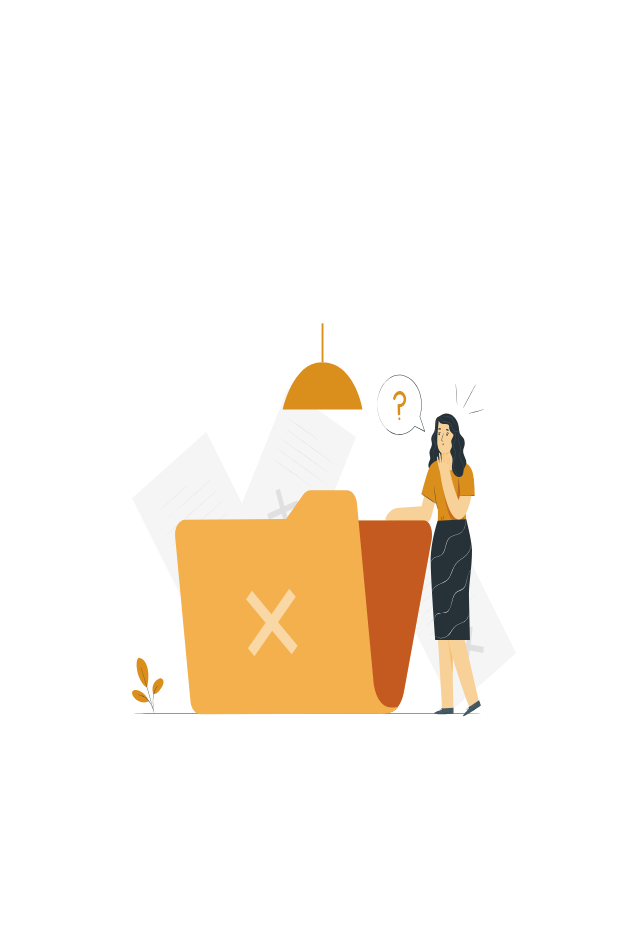
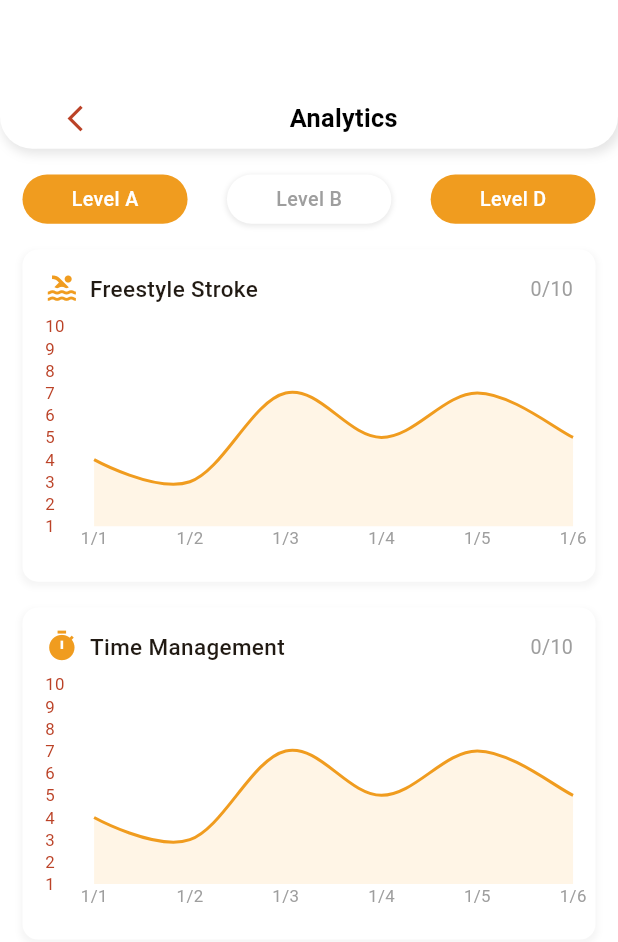
Before and after one commit to AnnotexCo/Hola-Academy, a Flutter app: the ProfileScreen screen opened by its route, after a tap on "Analytics", on a phone screen of 412 x 824 dp. Shown: the top 942 px of the screen. Run offline on Flutter 3.47's test engine with Material 3 defaults, Android fonts, the phone set to English and light mode, and no system bars; drawn by our look-alikes of fl_chart; our stand-ins replace dropdown_button2, easy_date_timeline, flutter_screenutil, flutter_svg, image_picker, scroll_snap_list and 1 more; network calls fail; project files that could hold a hidden picture were left out.

Commit message:
build: :sparkles: build analyticsSkillsScreen

```diff
--- a/lib/core/Routing/app_router.dart
+++ b/lib/core/Routing/app_router.dart
@@ -12,6 +12,7 @@ import 'package:hola_academy/features/onboarding/onbording.dart';
 import 'package:hola_academy/features/profile/UI/contact_us_screen.dart';
 import 'package:hola_academy/features/profile/UI/personal_info_screen.dart';
 import 'package:hola_academy/features/profile/UI/profile_screen.dart';
+import '../../features/analytics/UI/analytics_skills_screen.dart';
 import '../../features/auth/register/UI/register_screen.dart';
 import '../../features/book/UI/book_programs_screen.dart';
 import '../../features/not_found/not_found_screen.dart';
@@ -78,6 +79,10 @@ class AppRouter {
       case Routes.bookProgramsScreen:
         return MaterialPageRoute(builder: (_) => const BookProgramScreen());
 
+      // analytics
+      case Routes.analyticsSkillsScreen:
+        return MaterialPageRoute(builder: (_) => const AnalyticsSkillsScreen());
+
       // not found
       case Routes.notFoundScreen:
         return MaterialPageRoute(builder: (_) => const NotFoundScreen());
--- a/lib/core/Routing/routes.dart
+++ b/lib/core/Routing/routes.dart
@@ -16,4 +16,5 @@ class Routes {
   static const String scheduleEvaluationScreen = "/scheduleEvaluationScreen";
   static const String bookProgramsScreen = "/bookProgramsScreen";
   static const String notFoundScreen = "/notFoundScreen";
+  static const String analyticsSkillsScreen = "/analyticsSkillsScreen";
 }
--- /dev/null
+++ b/lib/features/analytics/UI/analytics_skills_screen.dart
@@ -0,0 +1,59 @@
+import 'package:flutter/material.dart';
+import 'package:flutter_screenutil/flutter_screenutil.dart';
+
+import '../../../core/components/custom_app_bar.dart';
+import 'widgets/level_button.dart';
+import 'widgets/performance_card.dart';
+
+class AnalyticsSkillsScreen extends StatelessWidget {
+  const AnalyticsSkillsScreen({super.key});
+
+  @override
+  Widget build(BuildContext context) {
+    return Scaffold(
+      body: Column(
+        crossAxisAlignment: CrossAxisAlignment.start,
+        children: [
+          CustomAppBar(title: 'Analytics'),
+          Padding(
+            padding: EdgeInsets.symmetric(horizontal: 16.w, vertical: 20.h),
+            child: Column(
+              children: [
+                LevelSelector(),
+                SizedBox(height: 20.h),
+                PerformanceCard(
+                  title: 'Freestyle Stroke',
+                  icon: Icons.pool,
+                  score: '0/10',
+                ),
+                SizedBox(height: 20.h),
+                PerformanceCard(
+                  title: 'Time Management',
+                  icon: Icons.timer,
+                  score: '0/10',
+                ),
+              ],
+            ),
+          ),
+        ],
+      ),
+    );
+  }
+}
+
+class LevelSelector extends StatelessWidget {
+  const LevelSelector({super.key});
+
+  @override
+  Widget build(BuildContext context) {
+    return Row(
+      spacing: 8.w,
+      mainAxisAlignment: MainAxisAlignment.spaceBetween,
+      children: [
+        buildLevelButton('Level A', true),
+        buildLevelButton('Level B', false),
+        buildLevelButton('Level D', true),
+      ],
+    );
+  }
+}
--- /dev/null
+++ b/lib/features/analytics/UI/widgets/level_button.dart
@@ -0,0 +1,31 @@
+import 'package:flutter/material.dart';
+import 'package:flutter_screenutil/flutter_screenutil.dart';
+
+import '../../../../core/constants/color_manager.dart';
+
+Widget buildLevelButton(String text, bool isActive) {
+    return Container(
+      padding: EdgeInsets.symmetric(horizontal: 35.w, vertical: 8.h),
+      decoration: BoxDecoration(
+        color: isActive ? ColorManager.primaryOrangeColor : Colors.white,
+        borderRadius: BorderRadius.circular(20.r),
+        boxShadow: [
+          if (!isActive)
+            BoxShadow(
+              color: Colors.grey.withValues(alpha: 0.2),
+              spreadRadius: 1,
+              blurRadius: 2,
+              offset: Offset(0, 1),
+            ),
+        ],
+      ),
+      child: Text(
+        text,
+        style: TextStyle(
+          color: isActive ? Colors.white : Colors.grey,
+          fontSize: 14.sp,
+          fontWeight: FontWeight.w500,
+        ),
+      ),
+    );
+  }
--- /dev/null
+++ b/lib/features/analytics/UI/widgets/performance_card.dart
@@ -0,0 +1,74 @@
+import 'package:flutter/material.dart';
+import 'package:flutter_screenutil/flutter_screenutil.dart';
+import 'package:hola_academy/features/analytics/UI/widgets/performance_chart.dart';
+
+import '../../../../core/constants/color_manager.dart';
+
+class PerformanceCard extends StatelessWidget {
+  final String title;
+  final IconData icon;
+  final String score;
+
+  const PerformanceCard({
+    required this.title,
+    required this.icon,
+    required this.score,
+    super.key,
+  });
+
+  @override
+  Widget build(BuildContext context) {
+    return Container(
+      width: double.infinity,
+      padding: EdgeInsets.all(16.w),
+      decoration: BoxDecoration(
+        color: Colors.white,
+        borderRadius: BorderRadius.circular(12.r),
+        boxShadow: [
+          BoxShadow(
+            color: Colors.grey.withValues(alpha: 0.1),
+            spreadRadius: 1,
+            blurRadius: 3,
+            offset: Offset(0, 2),
+          ),
+        ],
+      ),
+      child: Column(
+        crossAxisAlignment: CrossAxisAlignment.start,
+        children: [
+          Row(
+            mainAxisAlignment: MainAxisAlignment.spaceBetween,
+            children: [
+              Row(
+                children: [
+                  Icon(icon,
+                      size: 24.w, color: ColorManager.primaryOrangeColor),
+                  SizedBox(width: 8.w),
+                  Text(
+                    title,
+                    style: TextStyle(
+                      fontSize: 16.sp,
+                      fontWeight: FontWeight.w500,
+                    ),
+                  ),
+                ],
+              ),
+              Text(
+                score,
+                style: TextStyle(
+                  fontSize: 14.sp,
+                  color: Colors.grey,
+                ),
+              ),
+            ],
+          ),
+          SizedBox(height: 16.h),
+          SizedBox(
+            height: 180.h,
+            child: PerformanceChart(),
+          ),
+        ],
+      ),
+    );
+  }
+}
--- /dev/null
+++ b/lib/features/analytics/UI/widgets/performance_chart.dart
@@ -0,0 +1,83 @@
+import 'package:fl_chart/fl_chart.dart';
+import 'package:flutter/material.dart';
+import 'package:flutter_screenutil/flutter_screenutil.dart';
+
+import '../../../../core/constants/color_manager.dart';
+
+class PerformanceChart extends StatelessWidget {
+  const PerformanceChart({super.key});
+
+  @override
+  Widget build(BuildContext context) {
+    return LineChart(
+      LineChartData(
+        gridData: FlGridData(show: false),
+        titlesData: FlTitlesData(
+          leftTitles: AxisTitles(
+            sideTitles: SideTitles(
+              showTitles: true,
+              interval: 1,
+              reservedSize: 35.w,
+              getTitlesWidget: (value, meta) {
+                if (value == 0) return Container(); // Hide 0
+                return Text(
+                  value.toInt().toString(),
+                  style: TextStyle(
+                    color: ColorManager.errorRedColor,
+                    fontSize: 12.sp,
+                  ),
+                );
+              },
+            ),
+          ),
+          bottomTitles: AxisTitles(
+            sideTitles: SideTitles(
+              showTitles: true,
+              interval: 1,
+              getTitlesWidget: (value, meta) {
+                return Text(
+                  '1/${value.toInt() + 1}',
+                  style: TextStyle(
+                    color: Colors.grey,
+                    fontSize: 12.sp,
+                  ),
+                );
+              },
+            ),
+          ),
+          rightTitles: AxisTitles(
+            sideTitles: SideTitles(showTitles: false),
+          ),
+          topTitles: AxisTitles(
+            sideTitles: SideTitles(showTitles: false),
+          ),
+        ),
+        borderData: FlBorderData(show: false),
+        lineBarsData: [
+          LineChartBarData(
+            spots: [
+              FlSpot(0, 4),
+              FlSpot(1, 3),
+              FlSpot(2, 7),
+              FlSpot(3, 5),
+              FlSpot(4, 7),
+              FlSpot(5, 5),
+            ],
+            isCurved: true,
+            color: ColorManager.primaryOrangeColor,
+            barWidth: 2,
+            dotData: FlDotData(show: false),
+            belowBarData: BarAreaData(
+              show: true,
+              color: Colors.orange.withValues(alpha: 0.1),
+            ),
+          ),
+        ],
+        minY: 1, // Changed from 0 to 1
+        maxY: 10,
+        lineTouchData:
+            LineTouchData(enabled: false), // Disable touch interaction
+      ),
+    );
+  }
+}
--- a/lib/features/profile/UI/profile_screen.dart
+++ b/lib/features/profile/UI/profile_screen.dart
@@ -70,7 +70,7 @@ class _ProfileScreenState extends State<ProfileScreen> {
                     icon: ImageManager.analysis,
                     text: AppString.analytics,
                     onTap: () {
-                      Navigator.pushNamed(context, Routes.notFoundScreen);
+                      Navigator.pushNamed(context, Routes.analyticsSkillsScreen);
                     },
                   ),
                   _buildMenuItem(
--- a/pubspec.yaml
+++ b/pubspec.yaml
@@ -21,6 +21,7 @@ dependencies:
   image_picker: ^1.1.2
   scroll_snap_list: ^0.9.1
   syncfusion_flutter_calendar: ^28.1.39
+  fl_chart: ^0.70.2
 
 dev_dependencies:
   flutter_lints: ^5.0.0
```
Also changed, not shown: pubspec.lock.
